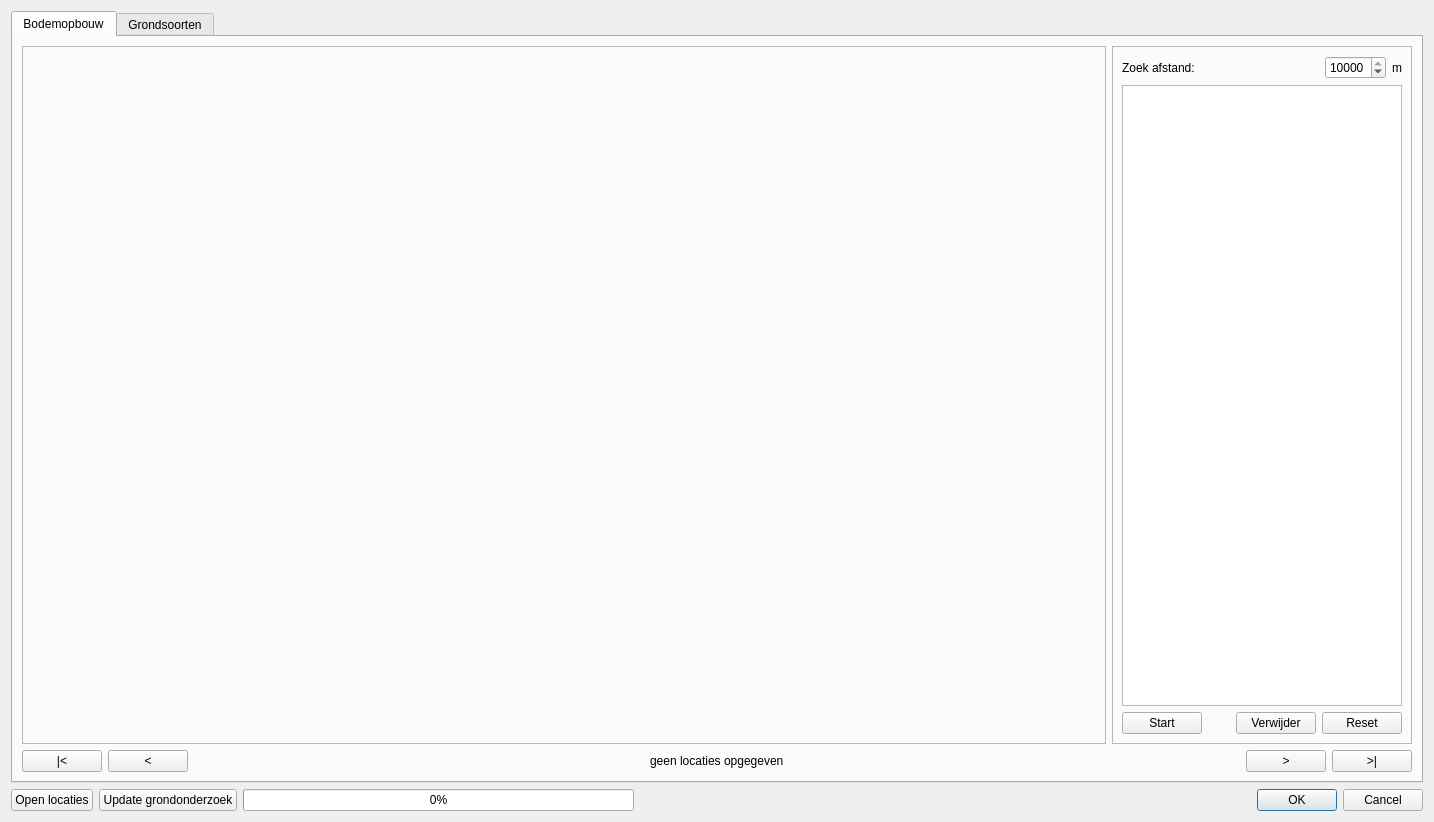
breinbaas/hdsrtool, file hdsr_tool_dialog_base.ui: the form before one commit.
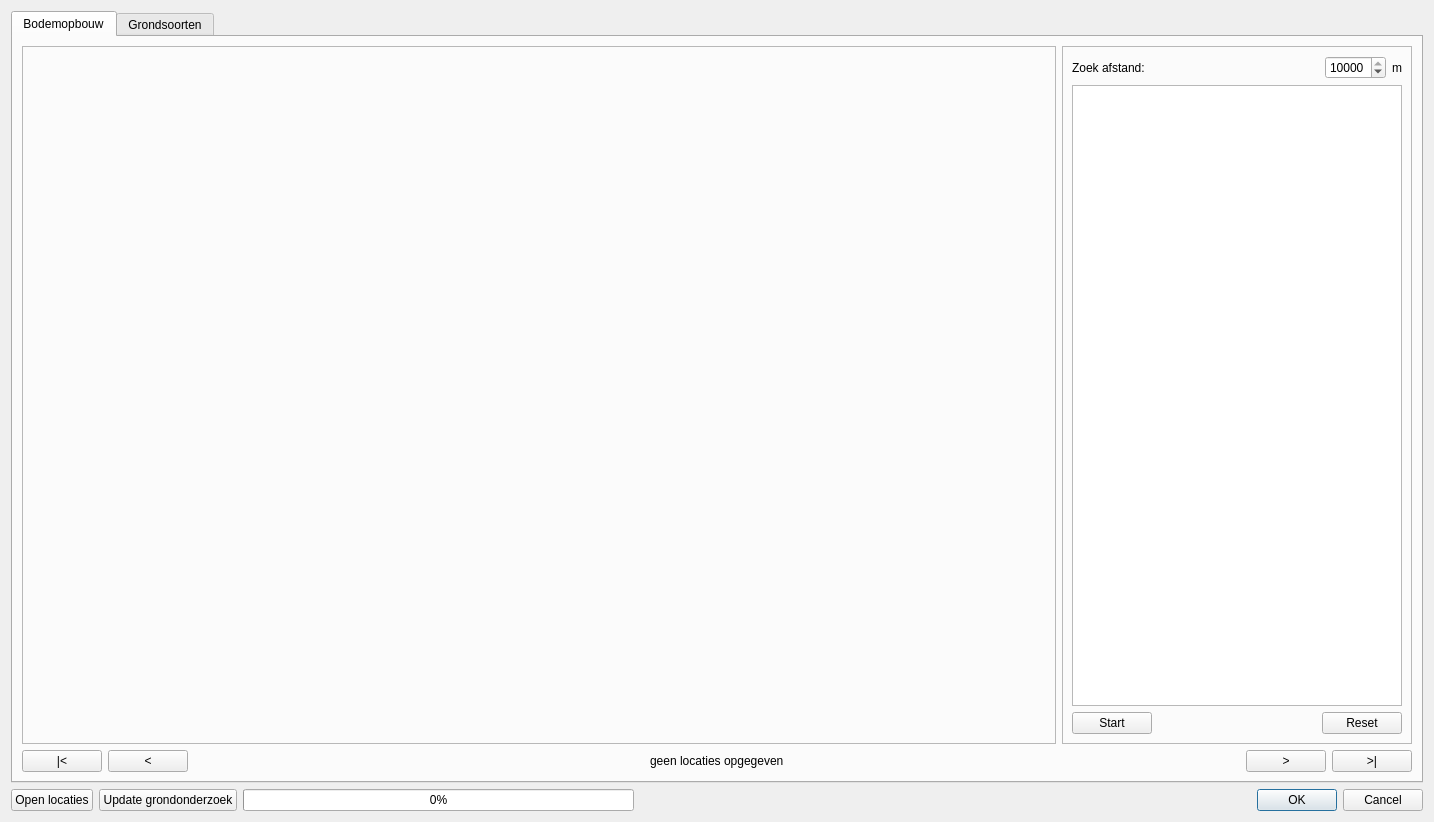
The form after the commit.

Patch:
```diff
--- a/hdsr_tool_dialog_base.ui
+++ b/hdsr_tool_dialog_base.ui
@@ -44,13 +44,13 @@
               <widget class="QFrame" name="frame">
                <property name="minimumSize">
                 <size>
-                 <width>300</width>
+                 <width>350</width>
                  <height>0</height>
                 </size>
                </property>
                <property name="maximumSize">
                 <size>
-                 <width>300</width>
+                 <width>350</width>
                  <height>16777215</height>
                 </size>
                </property>
@@ -135,13 +135,6 @@
                       </property>
                      </spacer>
                     </item>
-                    <item>
-                     <widget class="QPushButton" name="btnDelete">
-                      <property name="text">
-                       <string>Verwijder</string>
-                      </property>
-                     </widget>
-                    </item>
                     <item>
                      <widget class="QPushButton" name="pbReset">
                       <property name="text">
```
